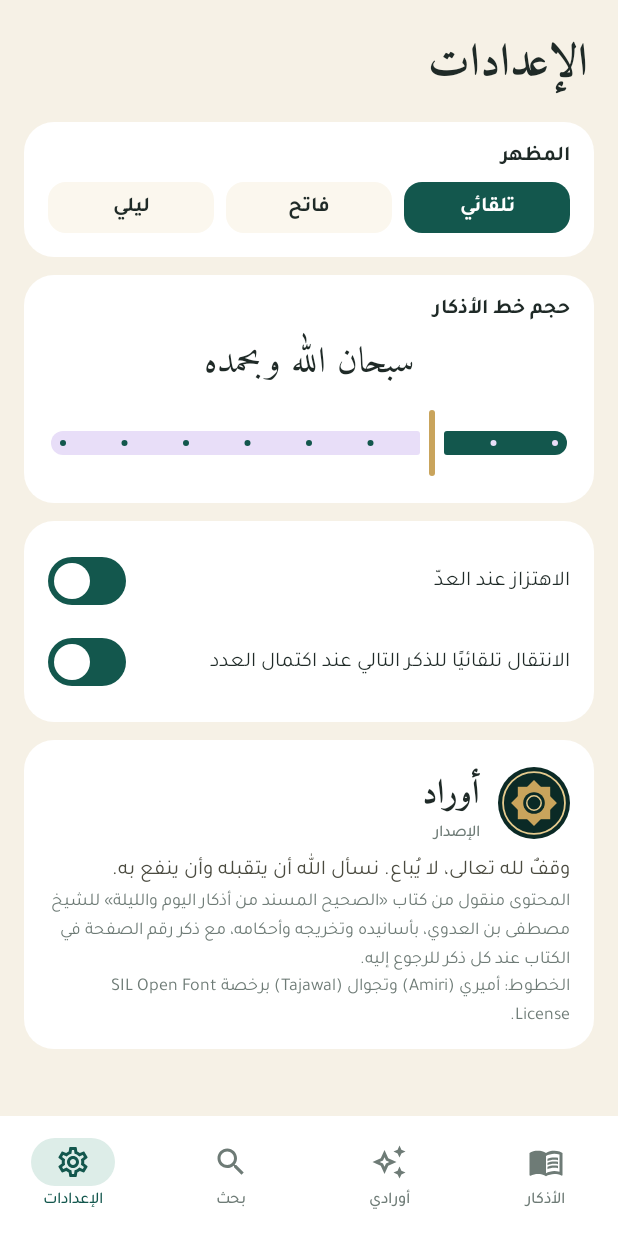
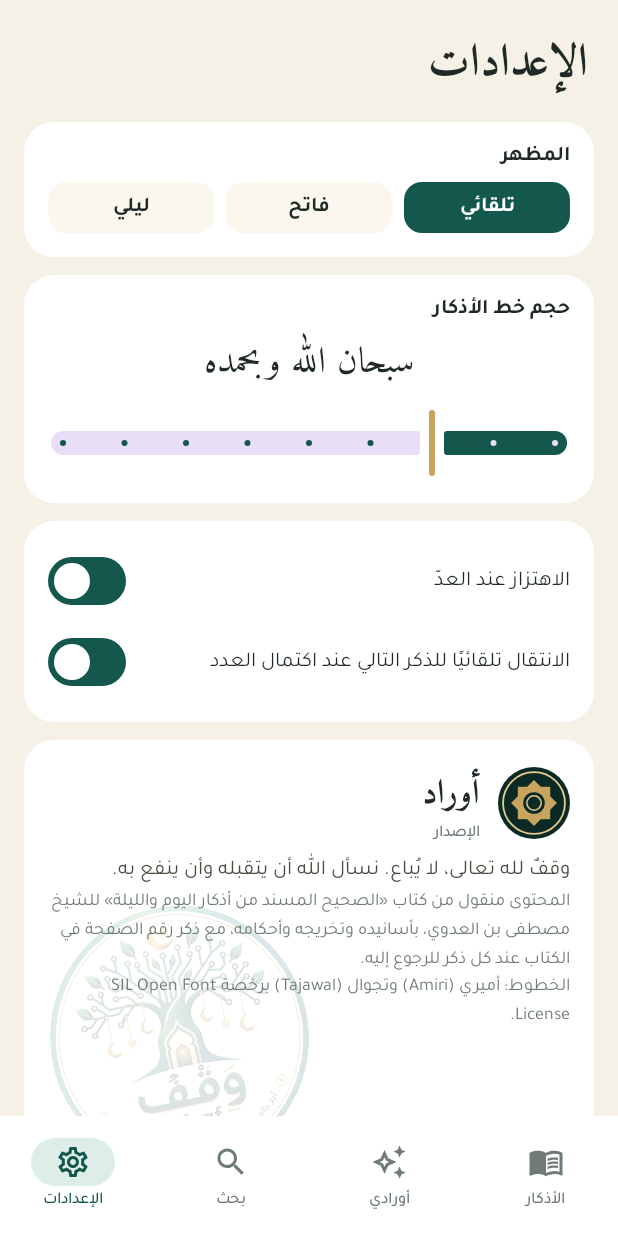
Before and after one commit to hamada11112000-code/AWRAD, an Android app built with Jetpack Compose: the screen it shows after launch (MainActivity), item 4 of the bottom bar chosen, on a phone screen of 412 x 824 dp. Run offline under Robolectric (Android 15) with nearby library versions, the phone set to English and light mode, and no system bars.

Commit message:
Add the official Waqf seal to the About card
The logo was pending; it lives in the Qiratan project repo under
design/brand/waqf, with a written identity spec.

Imports waqf_seal.webp (640x640, transparent) into res/drawable-nodpi and
the identity document into design/brand/, and adds a WaqfSealBackground
composable that places the seal as a faint tilted watermark behind the
About card in Settings.

Per the identity spec the seal is a printed-seal watermark for the About
screen and explicitly not a UI logo, so the headers in Home and Settings
keep the existing emblem. Values follow the spec: 176dp, -12 degrees,
14% opacity in light and 10% tinted in dark, decorative so screen readers
skip it.

Not build-verified: this container has no Android SDK.

Co-Authored-By: Claude Opus 5 <noreply@anthropic.com>
Claude-Session: https://claude.ai/code/session_0165oJV4ehNJEcmBo4odcnJf

```diff
--- a/app/src/main/java/com/waqf/awrad/ui/components/Components.kt
+++ b/app/src/main/java/com/waqf/awrad/ui/components/Components.kt
@@ -3,6 +3,7 @@ package com.waqf.awrad.ui.components
 import androidx.compose.animation.core.animateFloatAsState
 import androidx.compose.animation.core.tween
 import androidx.compose.foundation.Canvas
+import androidx.compose.foundation.Image
 import androidx.compose.foundation.background
 import androidx.compose.foundation.layout.Arrangement
 import androidx.compose.foundation.layout.Box
@@ -27,14 +28,18 @@ import androidx.compose.ui.geometry.Offset
 import androidx.compose.ui.geometry.Size
 import androidx.compose.ui.graphics.Brush
 import androidx.compose.ui.graphics.Color
+import androidx.compose.ui.graphics.ColorFilter
 import androidx.compose.ui.graphics.Path
 import androidx.compose.ui.graphics.StrokeCap
 import androidx.compose.ui.graphics.drawscope.DrawScope
 import androidx.compose.ui.graphics.drawscope.Stroke
 import androidx.compose.ui.graphics.drawscope.rotate
+import androidx.compose.ui.graphics.graphicsLayer
+import androidx.compose.ui.res.painterResource
 import androidx.compose.ui.text.style.TextAlign
 import androidx.compose.ui.unit.Dp
 import androidx.compose.ui.unit.dp
+import com.waqf.awrad.R
 import com.waqf.awrad.ui.theme.AwradTheme
 import com.waqf.awrad.ui.theme.Brand
 import kotlin.math.cos
@@ -100,6 +105,31 @@ fun Emblem(modifier: Modifier = Modifier, size: Dp = 44.dp) {
         }
         drawCircle(Brand.Deep, r * 0.3f, c)
         drawCircle(Brand.GoldLight, r * 0.2f, c, style = Stroke(1.dp.toPx()))
+    }
+}
+
+/**
+ * ختم «وَقْف» الخافت المائل خلف محتوى «عن التطبيق».
+ *
+ * الهوية البصرية الثابتة لكل مشروع يصدر عن «وَقْف»، منقولة من مشروع «قيراطان»
+ * (`design/brand/WAQF_SEAL_IDENTITY.md`). الختم زخرفة لا يقرؤها قارئ الشاشة،
+ * و**ليس شعارًا في الواجهة** بنصّ دليل الهوية، فلا يوضع في الترويسات.
+ */
+@Composable
+fun WaqfSealBackground(content: @Composable BoxScope.() -> Unit) {
+    val c = AwradTheme.colors
+    Box {
+        Image(
+            painterResource(R.drawable.waqf_seal),
+            contentDescription = null,
+            modifier = Modifier
+                .align(Alignment.BottomEnd)
+                .size(176.dp)
+                .graphicsLayer { rotationZ = -12f },
+            alpha = if (c.isDark) 0.10f else 0.14f,
+            colorFilter = if (c.isDark) ColorFilter.tint(c.ink) else null,
+        )
+        content()
     }
 }
 
--- a/app/src/main/java/com/waqf/awrad/ui/settings/SettingsScreen.kt
+++ b/app/src/main/java/com/waqf/awrad/ui/settings/SettingsScreen.kt
@@ -33,6 +33,7 @@ import com.waqf.awrad.data.Library
 import com.waqf.awrad.data.Settings
 import com.waqf.awrad.data.ThemeMode
 import com.waqf.awrad.ui.components.Emblem
+import com.waqf.awrad.ui.components.WaqfSealBackground
 import com.waqf.awrad.ui.theme.Amiri
 import com.waqf.awrad.ui.theme.AwradTheme
 
@@ -108,6 +109,8 @@ fun SettingsScreen(
         }
 
         Card {
+            WaqfSealBackground {
+                Column {
                     Row(verticalAlignment = Alignment.CenterVertically) {
                         Emblem(size = 48.dp)
                         Spacer(Modifier.width(12.dp))
@@ -137,6 +140,10 @@ fun SettingsScreen(
                         style = MaterialTheme.typography.bodySmall,
                         color = c.mute,
                     )
+                    // مساحة يظهر فيها الختم تحت آخر سطر، كما في دليل الهوية
+                    Spacer(Modifier.height(96.dp))
+                }
+            }
         }
     }
 }
```
Also changed, not shown: app/src/main/res/drawable-nodpi/waqf_seal.webp (added), 1 other file. Lines whose indentation alone changed are shown as unchanged.
